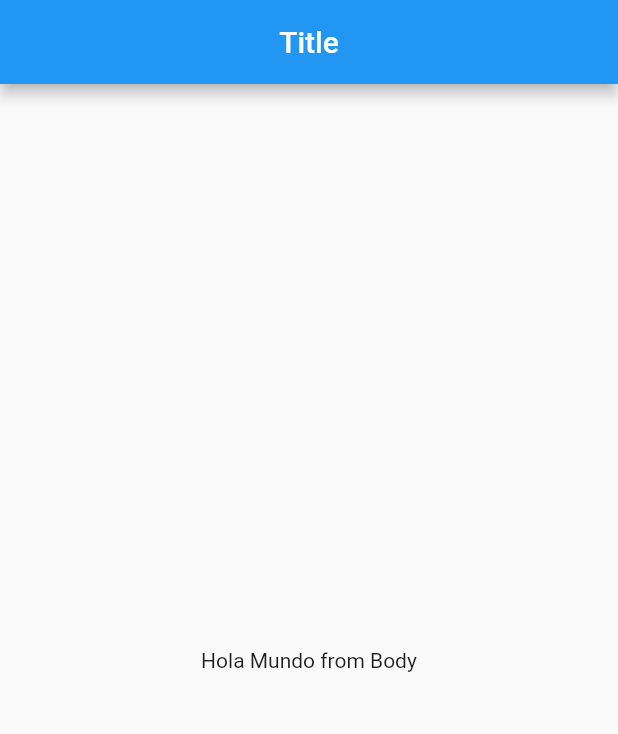
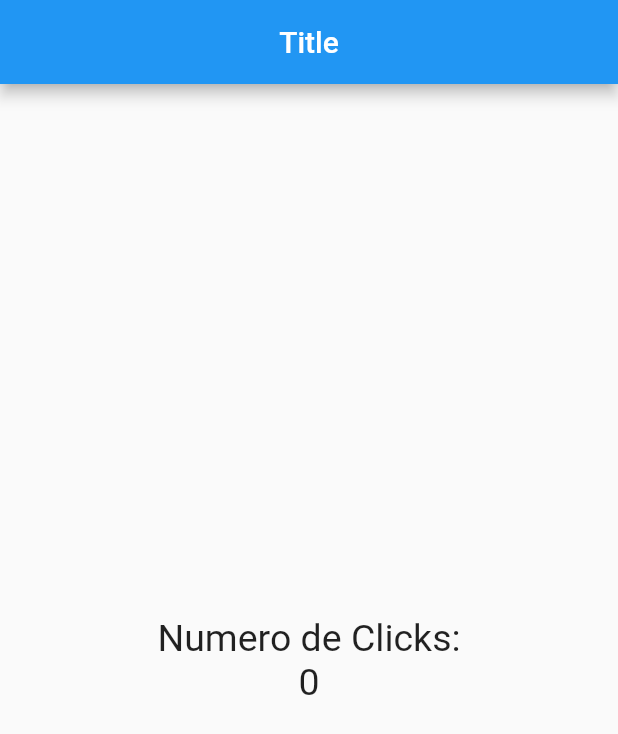
Before and after one commit to jorwan/flutter-apps, a Flutter app: the screen it shows after launch, on a phone screen of 412 x 824 dp. Shown: the top 734 px of the screen. Run offline on Flutter 3.47's test engine with Material 2 defaults, Android fonts, the phone set to English and light mode, and no system bars.

Commit message:
Using Column and Class attributes

```diff
--- a/contador/lib/src/pages/home_page.dart
+++ b/contador/lib/src/pages/home_page.dart
@@ -1,6 +1,9 @@
 import 'package:flutter/material.dart';
 
 class HomePage extends StatelessWidget {
+
+  final TextStyle textStyle = TextStyle(fontSize: 25);
+
   @override
   Widget build(BuildContext context) {
     return Scaffold(
@@ -9,7 +12,19 @@ class HomePage extends StatelessWidget {
         centerTitle: true,
       ),
       body: Center(
-        child: Text('Hola Mundo from Body'),
+        child: Column(
+          mainAxisAlignment: MainAxisAlignment.center,
+          children: <Widget>[
+            Text(
+              'Numero de Clicks:',
+              style: textStyle
+            ),
+            Text(
+              '0',
+              style: textStyle
+            )
+          ],
+        ),
       )
     );
   }
```
